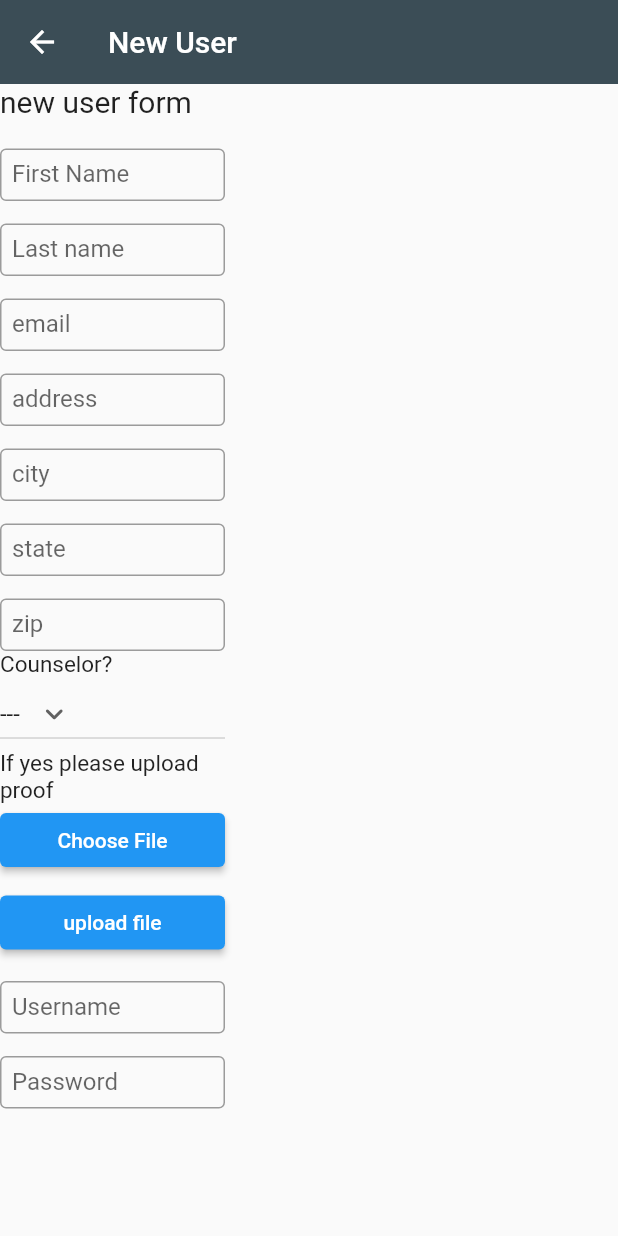
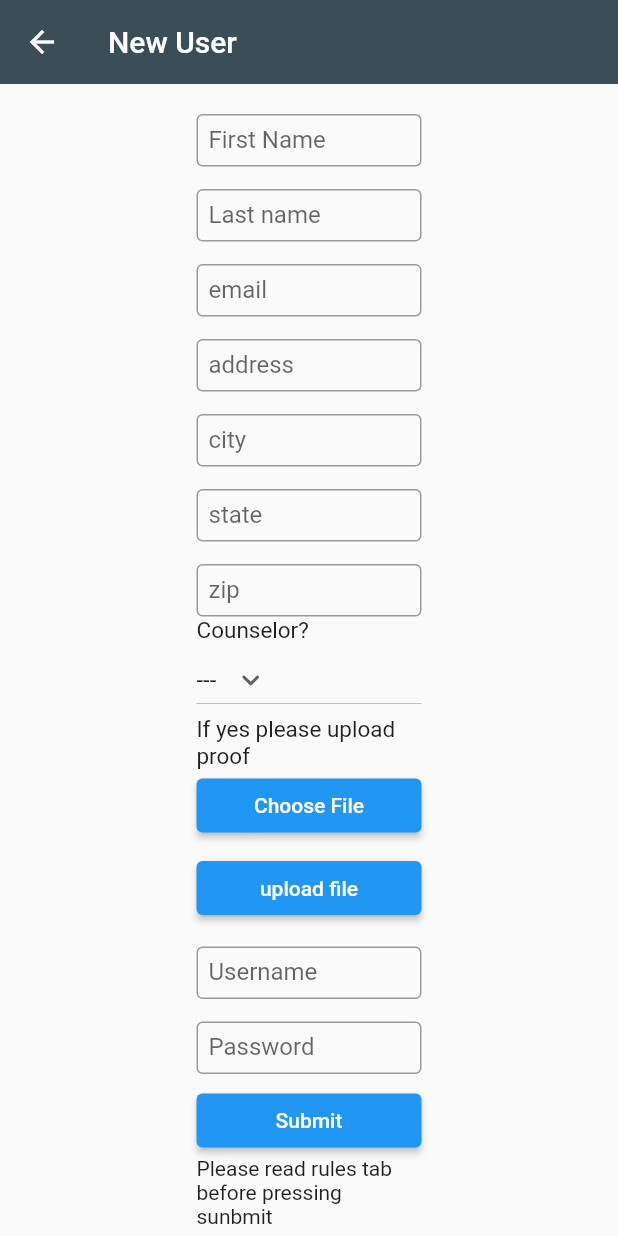
Before and after one commit to bwareing/senior_project, a Flutter app: the NewUser screen opened directly, on a phone screen of 412 x 824 dp. Run offline on Flutter 3.47's test engine with Material 2 defaults, Android fonts, the phone set to English and light mode, and no system bars; our stand-ins replace file_picker; missing offline and left inert: dart:html.

Commit message:
finish new user look

```diff
--- a/lib/views/screens/newprofilecreatepage.dart
+++ b/lib/views/screens/newprofilecreatepage.dart
@@ -59,19 +59,17 @@ class _NewUser extends State<NewUser> {
         backgroundColor: Color.fromARGB(255, 59, 77, 86),
       ),
       body: Center(
-        child: Align(
-          alignment: Alignment.topLeft,
-          child: Column(
-            mainAxisAlignment: MainAxisAlignment.center,
-            crossAxisAlignment: CrossAxisAlignment.center,
-            children: [
-              Expanded(
+        child: Row(
+          mainAxisAlignment: MainAxisAlignment.center,
+          crossAxisAlignment: CrossAxisAlignment.center,
+          children: [
+            Expanded(
+              child: Align(
+                alignment: Alignment.center,
                 child: SizedBox(
                   width: 150,
                   child: ListView(
                     children: [
-                      const Text("new user form",
-                          style: TextStyle(fontSize: 20)),
                       const SizedBox(
                         height: 20,
                       ),
@@ -208,12 +206,19 @@ class _NewUser extends State<NewUser> {
                           contentPadding: EdgeInsets.all(8),
                         ),
                       ),
+                      const SizedBox(
+                        height: 7,
+                      ),
+                      ElevatedButton(
+                          onPressed: () {}, child: const Text('Submit')),
+                      const Text(
+                          "Please read rules tab before pressing sunbmit"),
                     ],
                   ),
                 ),
               ),
-            ],
-          ),
+            ),
+          ],
         ),
       ),
     );
```
